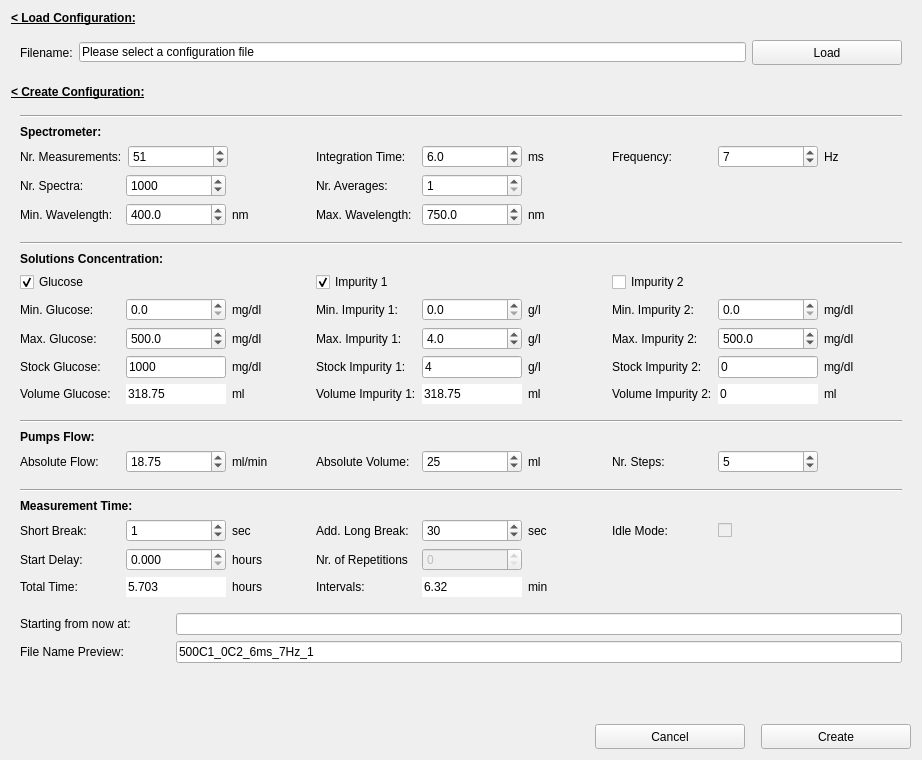
This is pol_configureMeasurement.ui in CesarCarvajal/Oxymetry-Backup-2018 as Qt 5 draws it before an edit. The edited form follows.
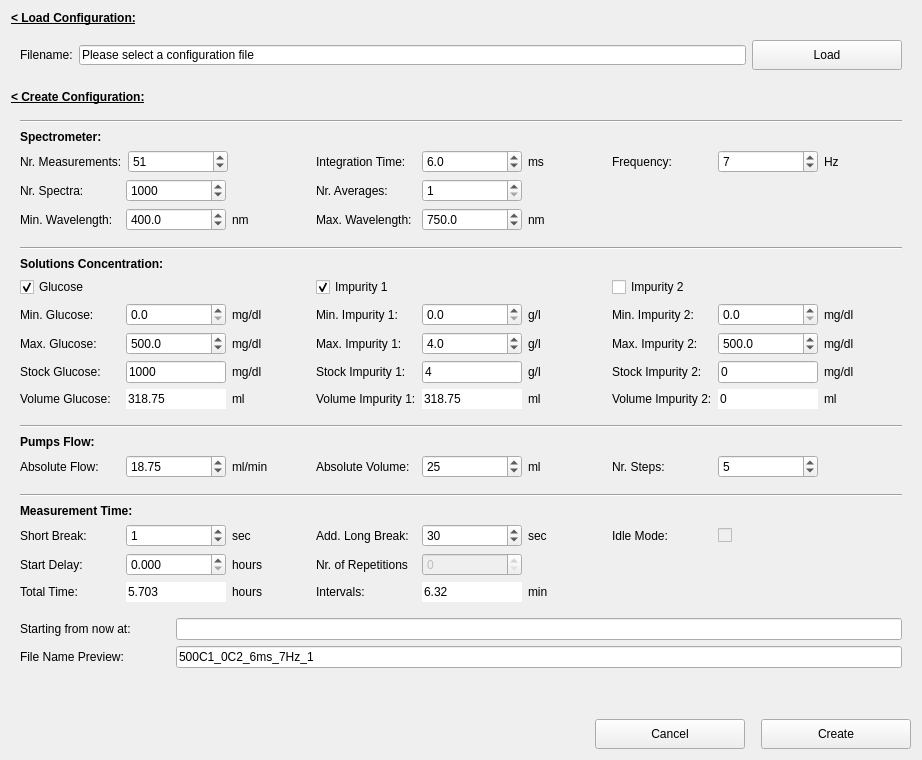
This is the edited form. Custom widgets are drawn as their Qt base class.

```diff
--- a/pol_configureMeasurement.ui
+++ b/pol_configureMeasurement.ui
@@ -148,13 +148,13 @@
           <property name="minimumSize">
            <size>
             <width>150</width>
-            <height>25</height>
+            <height>30</height>
            </size>
           </property>
           <property name="maximumSize">
            <size>
             <width>16777215</width>
-            <height>25</height>
+            <height>30</height>
            </size>
           </property>
           <property name="toolTip">
@@ -810,7 +810,7 @@
            <enum>Qt::Vertical</enum>
           </property>
           <property name="sizeType">
-           <enum>QSizePolicy::Fixed</enum>
+           <enum>QSizePolicy::Expanding</enum>
           </property>
           <property name="sizeHint" stdset="0">
            <size>
@@ -922,19 +922,6 @@
               </property>
              </widget>
             </item>
-            <item>
-             <spacer name="horizontalSpacer_17">
-              <property name="orientation">
-               <enum>Qt::Horizontal</enum>
-              </property>
-              <property name="sizeHint" stdset="0">
-               <size>
-                <width>40</width>
-                <height>20</height>
-               </size>
-              </property>
-             </spacer>
-            </item>
            </layout>
           </item>
           <item row="1" column="2">
@@ -993,19 +980,6 @@
               </property>
              </widget>
             </item>
-            <item>
-             <spacer name="horizontalSpacer_4">
-              <property name="orientation">
-               <enum>Qt::Horizontal</enum>
-              </property>
-              <property name="sizeHint" stdset="0">
-               <size>
-                <width>40</width>
-                <height>20</height>
-               </size>
-              </property>
-             </spacer>
-            </item>
            </layout>
           </item>
           <item row="3" column="2">
@@ -1067,19 +1041,6 @@
               </property>
              </widget>
             </item>
-            <item>
-             <spacer name="horizontalSpacer_9">
-              <property name="orientation">
-               <enum>Qt::Horizontal</enum>
-              </property>
-              <property name="sizeHint" stdset="0">
-               <size>
-                <width>40</width>
-                <height>20</height>
-               </size>
-              </property>
-             </spacer>
-            </item>
            </layout>
           </item>
           <item row="2" column="0">
@@ -1141,19 +1102,6 @@
               </property>
              </widget>
             </item>
-            <item>
-             <spacer name="horizontalSpacer_15">
-              <property name="orientation">
-               <enum>Qt::Horizontal</enum>
-              </property>
-              <property name="sizeHint" stdset="0">
-               <size>
-                <width>40</width>
-                <height>20</height>
-               </size>
-              </property>
-             </spacer>
-            </item>
            </layout>
           </item>
           <item row="3" column="0">
@@ -1215,19 +1163,6 @@
               </property>
              </widget>
             </item>
-            <item>
-             <spacer name="horizontalSpacer_16">
-              <property name="orientation">
-               <enum>Qt::Horizontal</enum>
-              </property>
-              <property name="sizeHint" stdset="0">
-               <size>
-                <width>40</width>
-                <height>20</height>
-               </size>
-              </property>
-             </spacer>
-            </item>
            </layout>
           </item>
           <item row="1" column="0">
@@ -1286,19 +1221,6 @@
               </property>
              </widget>
             </item>
-            <item>
-             <spacer name="horizontalSpacer_14">
-              <property name="orientation">
-               <enum>Qt::Horizontal</enum>
-              </property>
-              <property name="sizeHint" stdset="0">
-               <size>
-                <width>40</width>
-                <height>20</height>
-               </size>
-              </property>
-             </spacer>
-            </item>
            </layout>
           </item>
           <item row="2" column="2">
@@ -1360,19 +1282,6 @@
               </property>
              </widget>
             </item>
-            <item>
-             <spacer name="horizontalSpacer_8">
-              <property name="orientation">
-               <enum>Qt::Horizontal</enum>
-              </property>
-              <property name="sizeHint" stdset="0">
-               <size>
-                <width>40</width>
-                <height>20</height>
-               </size>
-              </property>
-             </spacer>
-            </item>
            </layout>
           </item>
           <item row="1" column="3">
@@ -1434,19 +1343,6 @@
               </property>
              </widget>
             </item>
-            <item>
-             <spacer name="horizontalSpacer_5">
-              <property name="orientation">
-               <enum>Qt::Horizontal</enum>
-              </property>
-              <property name="sizeHint" stdset="0">
-               <size>
-                <width>40</width>
-                <height>20</height>
-               </size>
-              </property>
-             </spacer>
-            </item>
            </layout>
           </item>
           <item row="2" column="3">
@@ -1514,19 +1410,6 @@
               </property>
              </widget>
             </item>
-            <item>
-             <spacer name="horizontalSpacer_11">
-              <property name="orientation">
-               <enum>Qt::Horizontal</enum>
-              </property>
-              <property name="sizeHint" stdset="0">
-               <size>
-                <width>40</width>
-                <height>20</height>
-               </size>
-              </property>
-             </spacer>
-            </item>
            </layout>
           </item>
           <item row="3" column="3">
@@ -1597,19 +1480,6 @@
               </property>
              </widget>
             </item>
-            <item>
-             <spacer name="horizontalSpacer_12">
-              <property name="orientation">
-               <enum>Qt::Horizontal</enum>
-              </property>
-              <property name="sizeHint" stdset="0">
-               <size>
-                <width>40</width>
-                <height>20</height>
-               </size>
-              </property>
-             </spacer>
-            </item>
            </layout>
           </item>
           <item row="4" column="3">
@@ -1674,19 +1544,6 @@
               </property>
              </widget>
             </item>
-            <item>
-             <spacer name="horizontalSpacer_13">
-              <property name="orientation">
-               <enum>Qt::Horizontal</enum>
-              </property>
-              <property name="sizeHint" stdset="0">
-               <size>
-                <width>40</width>
-                <height>20</height>
-               </size>
-              </property>
-             </spacer>
-            </item>
            </layout>
           </item>
           <item row="4" column="2">
@@ -1751,34 +1608,27 @@
               </property>
              </widget>
             </item>
-            <item>
-             <spacer name="horizontalSpacer_10">
-              <property name="orientation">
-               <enum>Qt::Horizontal</enum>
-              </property>
-              <property name="sizeHint" stdset="0">
-               <size>
-                <width>40</width>
-                <height>20</height>
-               </size>
-              </property>
-             </spacer>
-            </item>
            </layout>
           </item>
           <item row="0" column="0">
            <layout class="QHBoxLayout" name="horizontalLayout_5">
             <item>
              <widget class="QCheckBox" name="checkBox_Glucose">
+              <property name="sizePolicy">
+               <sizepolicy hsizetype="Preferred" vsizetype="Preferred">
+                <horstretch>0</horstretch>
+                <verstretch>0</verstretch>
+               </sizepolicy>
+              </property>
               <property name="minimumSize">
                <size>
-                <width>240</width>
+                <width>100</width>
                 <height>0</height>
                </size>
               </property>
               <property name="maximumSize">
                <size>
-                <width>230</width>
+                <width>16777215</width>
                 <height>16777215</height>
                </size>
               </property>
@@ -1803,17 +1653,48 @@
              </widget>
             </item>
             <item>
-             <spacer name="horizontalSpacer_18">
-              <property name="orientation">
-               <enum>Qt::Horizontal</enum>
+             <widget class="QLabel" name="label">
+              <property name="sizePolicy">
+               <sizepolicy hsizetype="Minimum" vsizetype="Fixed">
+                <horstretch>0</horstretch>
+                <verstretch>0</verstretch>
+               </sizepolicy>
               </property>
-              <property name="sizeHint" stdset="0">
+              <property name="minimumSize">
                <size>
-                <width>40</width>
-                <height>20</height>
+                <width>100</width>
+                <height>0</height>
                </size>
               </property>
-             </spacer>
+              <property name="maximumSize">
+               <size>
+                <width>100</width>
+                <height>16777215</height>
+               </size>
+              </property>
+              <property name="text">
+               <string/>
+              </property>
+             </widget>
+            </item>
+            <item>
+             <widget class="QLabel" name="label_5">
+              <property name="minimumSize">
+               <size>
+                <width>30</width>
+                <height>0</height>
+               </size>
+              </property>
+              <property name="maximumSize">
+               <size>
+                <width>30</width>
+                <height>16777215</height>
+               </size>
+              </property>
+              <property name="text">
+               <string/>
+              </property>
+             </widget>
             </item>
            </layout>
           </item>
@@ -1821,15 +1702,21 @@
            <layout class="QHBoxLayout" name="horizontalLayout_10">
             <item>
              <widget class="QCheckBox" name="checkBox_Imp1">
+              <property name="sizePolicy">
+               <sizepolicy hsizetype="Preferred" vsizetype="Preferred">
+                <horstretch>0</horstretch>
+                <verstretch>0</verstretch>
+               </sizepolicy>
+              </property>
               <property name="minimumSize">
                <size>
-                <width>240</width>
+                <width>100</width>
                 <height>0</height>
                </size>
               </property>
               <property name="maximumSize">
                <size>
-                <width>230</width>
+                <width>16777215</width>
                 <height>16777215</height>
                </size>
               </property>
@@ -1845,17 +1732,48 @@
              </widget>
             </item>
             <item>
-             <spacer name="horizontalSpacer_19">
-              <property name="orientation">
-               <enum>Qt::Horizontal</enum>
+             <widget class="QLabel" name="label_6">
+              <property name="sizePolicy">
+               <sizepolicy hsizetype="Minimum" vsizetype="Fixed">
+                <horstretch>0</horstretch>
+                <verstretch>0</verstretch>
+               </sizepolicy>
               </property>
-              <property name="sizeHint" stdset="0">
+              <property name="minimumSize">
                <size>
-                <width>40</width>
-                <height>20</height>
+                <width>100</width>
+                <height>0</height>
                </size>
               </property>
-             </spacer>
+              <property name="maximumSize">
+               <size>
+                <width>100</width>
+                <height>16777215</height>
+               </size>
+              </property>
+              <property name="text">
+               <string/>
+              </property>
+             </widget>
+            </item>
+            <item>
+             <widget class="QLabel" name="label_7">
+              <property name="minimumSize">
+               <size>
+                <width>30</width>
+                <height>0</height>
+               </size>
+              </property>
+              <property name="maximumSize">
+               <size>
+                <width>30</width>
+                <height>16777215</height>
+               </size>
+              </property>
+              <property name="text">
+               <string/>
+              </property>
+             </widget>
             </item>
            </layout>
           </item>
@@ -1866,15 +1784,21 @@
               <property name="enabled">
                <bool>true</bool>
               </property>
+              <property name="sizePolicy">
+               <sizepolicy hsizetype="Preferred" vsizetype="Preferred">
+                <horstretch>0</horstretch>
+                <verstretch>0</verstretch>
+               </sizepolicy>
+              </property>
               <property name="minimumSize">
                <size>
-                <width>240</width>
+                <width>100</width>
                 <height>0</height>
                </size>
               </property>
               <property name="maximumSize">
                <size>
-                <width>230</width>
+                <width>16777215</width>
                 <height>16777215</height>
                </size>
               </property>
@@ -1887,17 +1811,48 @@
              </widget>
             </item>
             <item>
-             <spacer name="horizontalSpacer_20">
-              <property name="orientation">
-               <enum>Qt::Horizontal</enum>
+             <widget class="QLabel" name="label_8">
+              <property name="sizePolicy">
+               <sizepolicy hsizetype="Minimum" vsizetype="Fixed">
+                <horstretch>0</horstretch>
+                <verstretch>0</verstretch>
+               </sizepolicy>
               </property>
-              <property name="sizeHint" stdset="0">
+              <property name="minimumSize">
                <size>
-                <width>40</width>
-                <height>20</height>
+                <width>100</width>
+                <height>0</height>
                </size>
               </property>
-             </spacer>
+              <property name="maximumSize">
+               <size>
+                <width>100</width>
+                <height>16777215</height>
+               </size>
+              </property>
+              <property name="text">
+               <string/>
+              </property>
+             </widget>
+            </item>
+            <item>
+             <widget class="QLabel" name="label_12">
+              <property name="minimumSize">
+               <size>
+                <width>30</width>
+                <height>0</height>
+               </size>
+              </property>
+              <property name="maximumSize">
+               <size>
+                <width>30</width>
+                <height>16777215</height>
+               </size>
+              </property>
+              <property name="text">
+               <string/>
+              </property>
+             </widget>
             </item>
            </layout>
           </item>
@@ -1909,7 +1864,7 @@
            <enum>Qt::Vertical</enum>
           </property>
           <property name="sizeType">
-           <enum>QSizePolicy::Fixed</enum>
+           <enum>QSizePolicy::Expanding</enum>
           </property>
           <property name="sizeHint" stdset="0">
            <size>
@@ -2165,7 +2120,7 @@
            <enum>Qt::Vertical</enum>
           </property>
           <property name="sizeType">
-           <enum>QSizePolicy::Fixed</enum>
+           <enum>QSizePolicy::Expanding</enum>
           </property>
           <property name="sizeHint" stdset="0">
            <size>
@@ -2699,7 +2654,7 @@
            <enum>Qt::Vertical</enum>
           </property>
           <property name="sizeType">
-           <enum>QSizePolicy::Fixed</enum>
+           <enum>QSizePolicy::Expanding</enum>
           </property>
           <property name="sizeHint" stdset="0">
            <size>
@@ -2850,7 +2805,7 @@
          <property name="minimumSize">
           <size>
            <width>150</width>
-           <height>25</height>
+           <height>30</height>
           </size>
          </property>
          <property name="toolTip">
@@ -2888,7 +2843,7 @@
          <property name="minimumSize">
           <size>
            <width>150</width>
-           <height>25</height>
+           <height>30</height>
           </size>
          </property>
          <property name="toolTip">
```
